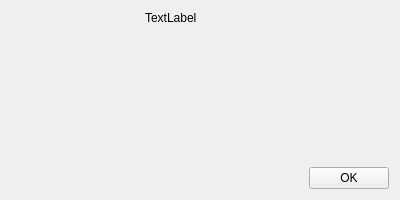
Old version of the form HaiBeiDanCi/aboutdialog.ui in the repository HuangHuafeng/repeat.
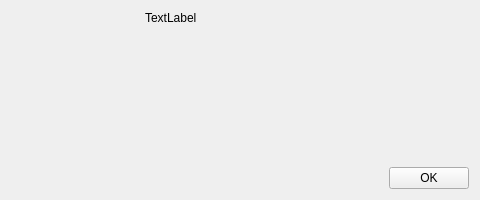
New version of the form.

The edit to the form file:
```diff
--- a/HaiBeiDanCi/aboutdialog.ui
+++ b/HaiBeiDanCi/aboutdialog.ui
@@ -6,7 +6,7 @@
    <rect>
     <x>0</x>
     <y>0</y>
-    <width>400</width>
+    <width>480</width>
     <height>200</height>
    </rect>
   </property>
```
Left out of the diff: 32 changed lines with no effect on the pictures.
